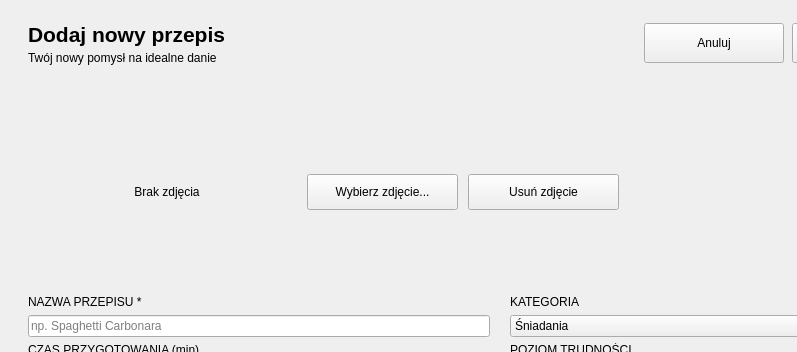
First picture: the form in RecipeManager/pages/AddRecipePage.ui, repository akmqu/recipe-manager, before the edit; both pictures show x 0 to 797 and y 0 to 352 of the 1000 by 720 pixel window.
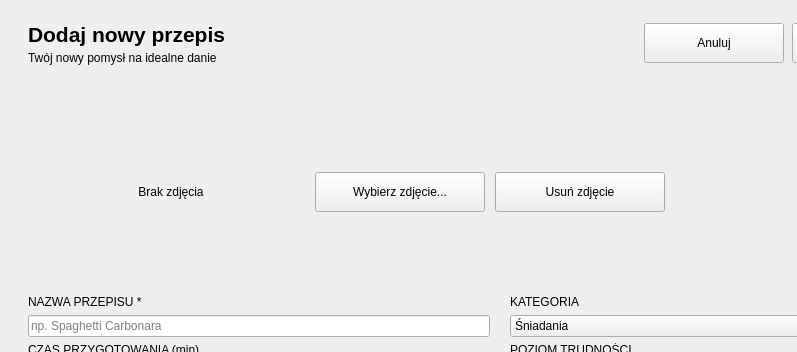
Second picture: the form after the edit.

```diff
--- a/RecipeManager/pages/AddRecipePage.ui
+++ b/RecipeManager/pages/AddRecipePage.ui
@@ -160,7 +160,7 @@
         <widget class="QFrame" name="frame_ImageBlock">
          <property name="maximumSize">
           <size>
-           <width>600</width>
+           <width>650</width>
            <height>16777215</height>
           </size>
          </property>
@@ -199,8 +199,14 @@
              <widget class="QPushButton" name="pushButton_SelectImage">
               <property name="minimumSize">
                <size>
-                <width>0</width>
-                <height>36</height>
+                <width>170</width>
+                <height>40</height>
+               </size>
+              </property>
+              <property name="maximumSize">
+               <size>
+                <width>140</width>
+                <height>40</height>
                </size>
               </property>
               <property name="text">
@@ -212,8 +218,14 @@
              <widget class="QPushButton" name="pushButton_ClearImage">
               <property name="minimumSize">
                <size>
-                <width>0</width>
-                <height>36</height>
+                <width>170</width>
+                <height>40</height>
+               </size>
+              </property>
+              <property name="maximumSize">
+               <size>
+                <width>140</width>
+                <height>40</height>
                </size>
               </property>
               <property name="text">
```
